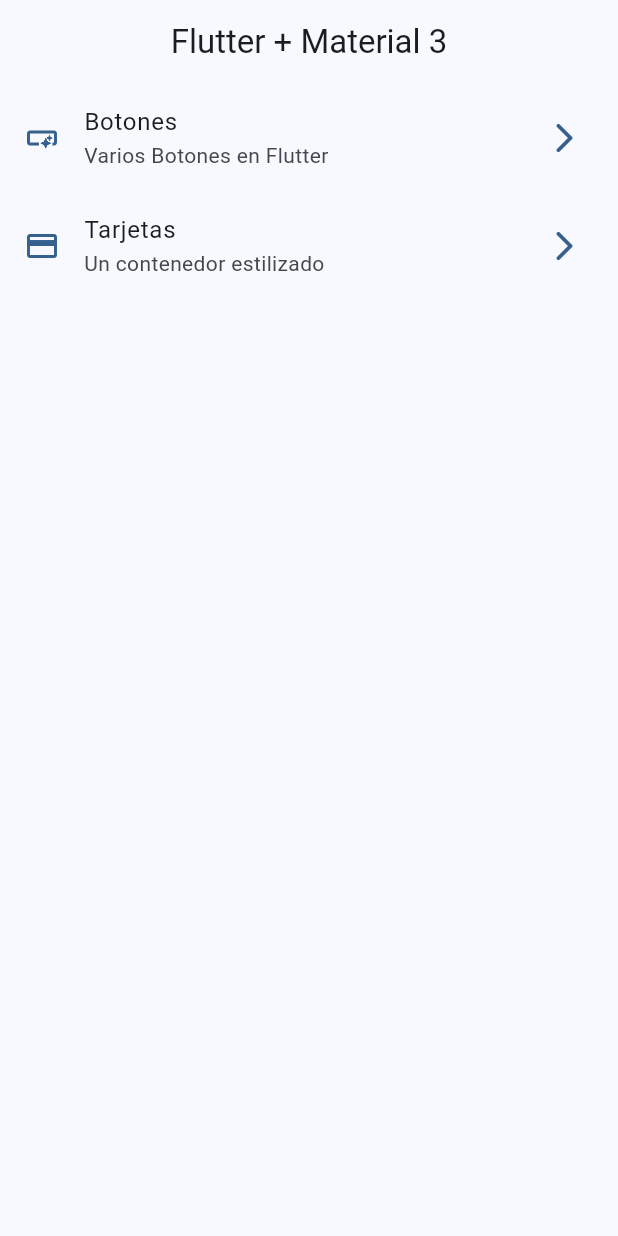
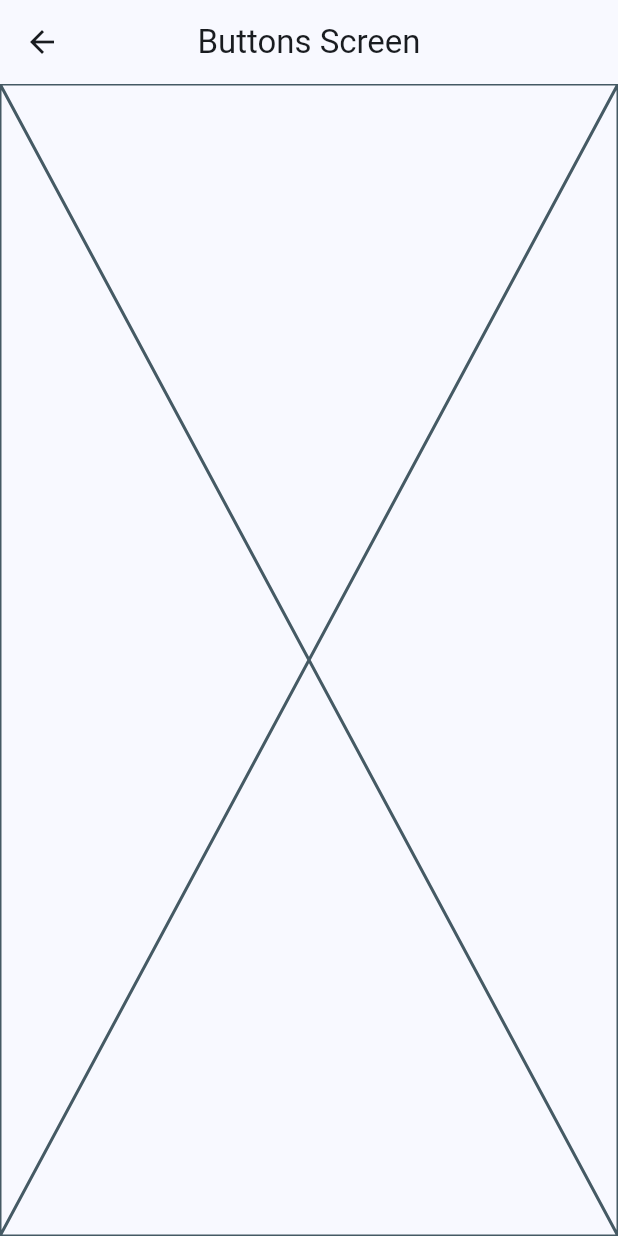
Before and after one commit to MatHeartGaming/flutter_widgets, a Flutter app: the screen it shows after launch, after a tap on "Botones", on a phone screen of 412 x 824 dp. Run offline on Flutter 3.47's test engine with Material 2 defaults, Android fonts, the phone set to English and light mode, and no system bars.

Commit message:
Rutas basicas implementadas

```diff
--- a/lib/config/menu/menu_items.dart
+++ b/lib/config/menu/menu_items.dart
@@ -15,5 +15,5 @@ class MenuItem {
 
 const appMenuItems = <MenuItem>[
   MenuItem(title: "Botones", subtitle: "Varios Botones en Flutter", link: "/buttons", icon: Icons.smart_button_outlined),
-  MenuItem(title: "Tarjetas", subtitle: "Un contenedor estilizado", link: "/card", icon: Icons.credit_card),
+  MenuItem(title: "Tarjetas", subtitle: "Un contenedor estilizado", link: "/cards", icon: Icons.credit_card),
 ];
--- a/lib/main.dart
+++ b/lib/main.dart
@@ -1,5 +1,7 @@
 import 'package:flutter/material.dart';
 import 'package:widgets_app/config/themes/app_theme.dart';
+import 'package:widgets_app/presentation/screens/buttons/button_screen.dart';
+import 'package:widgets_app/presentation/screens/cards/cards_screen.dart';
 import 'package:widgets_app/presentation/screens/home/home_screen.dart';
 
 void main() {
@@ -15,6 +17,10 @@ class MainApp extends StatelessWidget {
       debugShowCheckedModeBanner: false,
       theme: AppTheme(selectedColor: 8).getTheme(),
       home: const HomeScreen(),
+      routes: {
+        '/buttons': ( _ ) => const ButtonsScreen(),
+        '/cards': ( _ ) => const CardsScreen(),
+      },
     );
   }
 }
--- /dev/null
+++ b/lib/presentation/screens/buttons/button_screen.dart
@@ -0,0 +1,16 @@
+
+import 'package:flutter/material.dart';
+
+class ButtonsScreen extends StatelessWidget {
+  const ButtonsScreen({super.key});
+
+  @override
+  Widget build(BuildContext context) {
+    return Scaffold(
+      appBar: AppBar(
+        title: const Text("Buttons Screen"),
+      ),
+      body: const Placeholder(),
+    );
+  }
+}
--- a/lib/presentation/screens/home/home_screen.dart
+++ b/lib/presentation/screens/home/home_screen.dart
@@ -1,5 +1,7 @@
+import 'package:flutter/cupertino.dart';
 import 'package:flutter/material.dart';
 import 'package:widgets_app/config/menu/menu_items.dart';
+import 'package:widgets_app/presentation/screens/buttons/button_screen.dart';
 
 class HomeScreen extends StatelessWidget {
   const HomeScreen({super.key});
@@ -45,10 +47,16 @@ class _CustomListTile extends StatelessWidget {
     return ListTile(
       title: Text(menuItem.title),
       subtitle: Text(menuItem.subtitle),
-      leading: Icon(menuItem.icon, color: color.primary,),
-      trailing: Icon(Icons.arrow_forward_ios_rounded, color: color.primary,),
+      leading: Icon(
+        menuItem.icon,
+        color: color.primary,
+      ),
+      trailing: Icon(
+        Icons.arrow_forward_ios_rounded,
+        color: color.primary,
+      ),
       onTap: () {
-        // TODO: Navegar a otra pantalla
+        Navigator.of(context).pushNamed(menuItem.link);
       },
     );
   }
```
Also changed, not shown: lib/presentation/screens/cards/cards_screen.dart (added, +14 -0 lines).
